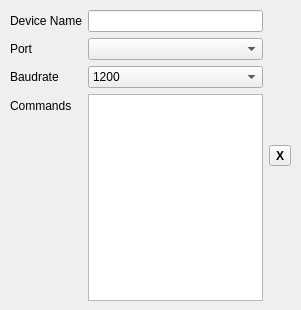
Before: the Qt Designer form QtSerialConfigBox.ui in gderossi/MicroscopeManagerGUI, drawn with Qt 5.
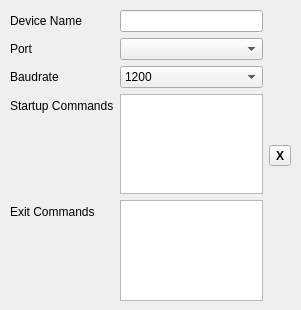
After: the same form once the commit is applied.

What changed in the file:
```diff
--- a/QtSerialConfigBox.ui
+++ b/QtSerialConfigBox.ui
@@ -129,7 +129,17 @@
       <item row="3" column="0">
        <widget class="QLabel" name="label">
         <property name="text">
-         <string>Commands</string>
+         <string>Startup Commands</string>
+        </property>
+       </widget>
+      </item>
+      <item row="4" column="1">
+       <widget class="QPlainTextEdit" name="exitCommandsTextEdit"/>
+      </item>
+      <item row="4" column="0">
+       <widget class="QLabel" name="exitCommandsLabel">
+        <property name="text">
+         <string>Exit Commands</string>
         </property>
        </widget>
       </item>
```
Left out of the diff: 4 changed lines with no effect on the pictures.
